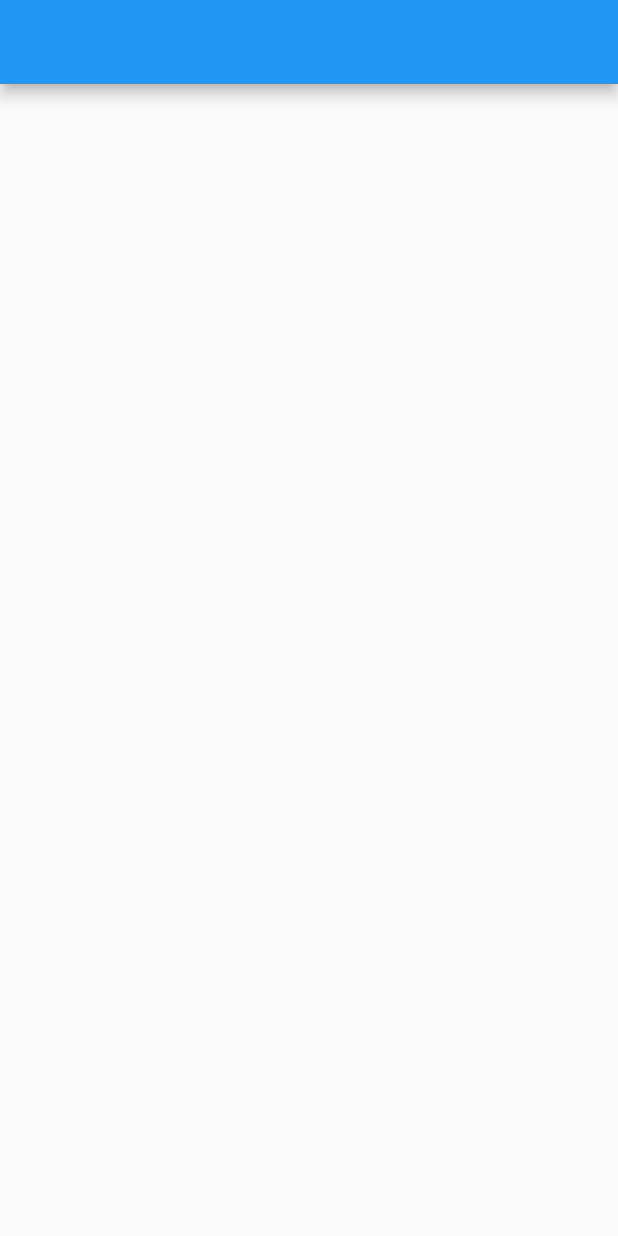
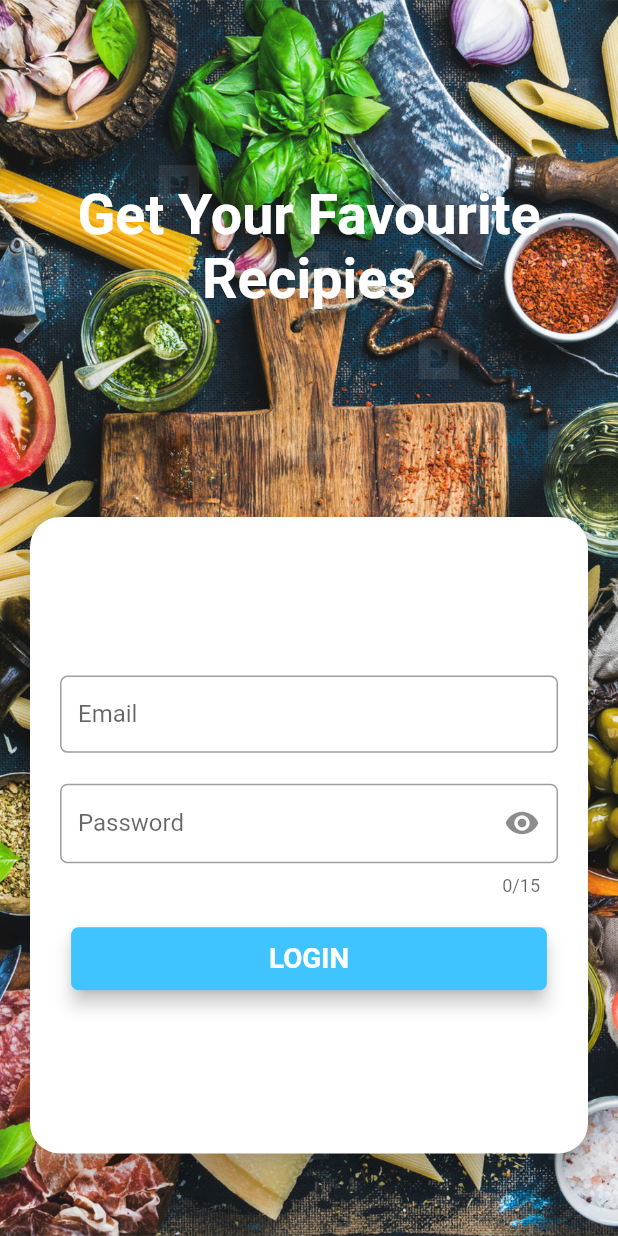
Before and after one commit to imsajib02/CookingRecipe, a Flutter app: the screen it shows after launch, on a phone screen of 412 x 824 dp. Run offline on Flutter 3.47's test engine with Material 2 defaults, Android fonts, the phone set to English and light mode, and no system bars.

Commit message:
Login View Done

```diff
--- a/lib/main.dart
+++ b/lib/main.dart
@@ -1,5 +1,7 @@
 import 'package:cooking_recipe/resources/strings.dart';
 import 'package:cooking_recipe/utils/size_config.dart';
+import 'package:cooking_recipe/utils/bounce_animation.dart';
+import 'package:cooking_recipe/resources/images.dart';
 import 'package:flutter/material.dart';
 
 void main() => runApp(MyApp());
@@ -37,12 +39,133 @@ class MyHomePage extends StatefulWidget {
 
 class _MyHomePageState extends State<MyHomePage> {
 
+  bool passwordVisible = true;
+  IconData icon = Icons.visibility;
+
   @override
   Widget build(BuildContext context) {
 
     return Scaffold(
-      appBar: AppBar(),
-      body: Center(),
+      body: Center(
+        child: Container(
+          decoration: BoxDecoration(
+            image: DecorationImage(
+              image: AssetImage(Images.loginBackground),
+              fit: BoxFit.cover,
+            ),
+          ),
+          child: Column(
+            mainAxisAlignment: MainAxisAlignment.center,
+            children: <Widget>[
+
+              Expanded(
+                flex: 2,
+                child: Container(
+                  alignment: Alignment.center,
+                  padding: EdgeInsets.all(15),
+                  child: Text(Strings.welcomeNote,
+                    textAlign: TextAlign.center,
+                    style: TextStyle(
+                      fontSize: 4.5 * SizeConfig.textSizeMultiplier,
+                      fontWeight: FontWeight.bold,
+                      color: Colors.white,
+                    ),
+                  ),
+                ),
+              ),
+
+              Expanded(
+                flex: 3,
+                child: Container(
+                  margin: EdgeInsets.only(left: 5, right: 5, bottom: 40),
+                  padding: EdgeInsets.all(15),
+                  child: Material(
+                    borderRadius: BorderRadius.circular(20),
+                    color: Colors.white,
+                    elevation: 10,
+                    child: Container(
+                      padding: EdgeInsets.all(20),
+                      child: Column(
+                        mainAxisAlignment: MainAxisAlignment.center,
+                        children: <Widget>[
+
+                          Flexible(
+                            child: Container(
+                              height: 6.25 * SizeConfig.heightSizeMultiplier,
+                              child: TextField(
+                                keyboardType: TextInputType.emailAddress,
+                                decoration: InputDecoration(
+                                  labelText: "Email",
+                                  border: OutlineInputBorder(borderRadius: BorderRadius.circular(5)),
+                                ),
+                              ),
+                            ),
+                          ),
+
+                          SizedBox(height: 2.5 * SizeConfig.heightSizeMultiplier,),
+
+                          Flexible(
+                            child: Container(
+                              height: 8.75 * SizeConfig.heightSizeMultiplier,
+                              child: TextField(
+                                obscureText: passwordVisible,
+                                keyboardType: TextInputType.text,
+                                maxLength: 15,
+                                decoration: InputDecoration(
+                                  suffixIcon: GestureDetector(
+                                    child: Icon(icon),
+                                    onTap: () {
+
+                                      setState(() {
+                                        passwordVisible = !passwordVisible;
+                                        passwordVisible ? icon = Icons.visibility : icon = Icons.visibility_off;
+                                      });
+                                    },
+                                  ),
+                                  labelText: "Password",
+                                  border: OutlineInputBorder(borderRadius: BorderRadius.circular(5)),
+                                ),
+                              ),
+                            ),
+                          ),
+
+                          SizedBox(height: 2.5 * SizeConfig.heightSizeMultiplier,),
+
+                          Flexible(
+                            child: BounceAnimation(
+                              childWidget: Container(
+                                width: 77 * SizeConfig.widthSizeMultiplier,
+                                child: RaisedButton(
+                                  padding: EdgeInsets.all(10),
+                                  elevation: 5,
+                                  onPressed: () {
+
+                                    BounceState.scaleAnimationController.forward();
+                                  },
+                                  shape: RoundedRectangleBorder(
+                                    borderRadius: new BorderRadius.circular(5),
+                                  ),
+                                  color: Colors.lightBlueAccent,
+                                  textColor: Colors.white,
+                                  child: Text("LOGIN", style: TextStyle(
+                                      fontWeight: FontWeight.bold,
+                                      fontSize: 2.25 * SizeConfig.textSizeMultiplier,
+                                    ),
+                                  ),
+                                ),
+                              ),
+                            ),
+                          ),
+                        ],
+                      ),
+                    ),
+                  ),
+                ),
+              ),
+            ],
+          ),
+        ),
+      ),
     );
   }
 }
--- /dev/null
+++ b/lib/model/user_model.dart
@@ -0,0 +1,26 @@
+
+class User {
+
+  String _email, _password, _tokenID;
+
+  User(this._email, this._password, this._tokenID);
+
+  get tokenID => _tokenID;
+
+  set tokenID(value) {
+    _tokenID = value;
+  }
+
+  get password => _password;
+
+  set password(value) {
+    _password = value;
+  }
+
+  String get email => _email;
+
+  set email(String value) {
+    _email = value;
+  }
+
+}
--- /dev/null
+++ b/lib/resources/images.dart
@@ -0,0 +1,7 @@
+
+class Images{
+
+  Images._();
+
+  static final String loginBackground = "assets/images/login_background.jpg";
+}
--- a/lib/resources/strings.dart
+++ b/lib/resources/strings.dart
@@ -4,4 +4,5 @@ class Strings{
   Strings._();
 
   static final String appName = "Cooking Recipe";
+  static final String welcomeNote = "Get Your Favourite Recipies";
 }
--- /dev/null
+++ b/lib/utils/bounce_animation.dart
@@ -0,0 +1,63 @@
+import 'package:flutter/material.dart';
+
+class BounceAnimation extends StatefulWidget {
+
+  final Widget childWidget;
+
+  const BounceAnimation({
+
+    @required this.childWidget,
+  });
+
+  BounceState createState() => BounceState();
+}
+
+class BounceState extends State<BounceAnimation> with SingleTickerProviderStateMixin {
+
+  Widget get childWidget => widget.childWidget;
+
+  static AnimationController scaleAnimationController;
+
+  Animation<double> _scaleAnimation;
+
+  double scale = 1.0;
+  bool animationComplete = false;
+  bool animationStart = false;
+
+  @override
+  void initState() {
+    super.initState();
+
+    scaleAnimationController = AnimationController(
+      vsync: this,
+      duration: Duration(milliseconds: 130),
+    );
+
+    _scaleAnimation = Tween<double>(
+      begin: 1.0,
+      end: 0.8, //tap down ratio
+    ).animate(scaleAnimationController)
+      ..addStatusListener((status) {
+        if (status == AnimationStatus.completed) {
+          scaleAnimationController.reverse();
+        }
+      });
+  }
+
+
+  @override
+  Widget build(BuildContext context) {
+
+    return AnimatedBuilder(
+
+      animation: scaleAnimationController,
+      builder: (context, child) => Transform.scale(
+        scale: _scaleAnimation.value,
+
+        child: childWidget,
+      ),
+    );
+  }
+
+
+}
--- a/pubspec.yaml
+++ b/pubspec.yaml
@@ -41,9 +41,8 @@ flutter:
   uses-material-design: true
 
   # To add assets to your application, add an assets section, like this:
-  # assets:
-  #  - images/a_dot_burr.jpeg
-  #  - images/a_dot_ham.jpeg
+  assets:
+    - assets/images/
 
   # An image asset can refer to one or more resolution-specific "variants", see
   # https://flutter.dev/assets-and-images/#resolution-aware.
```
Also changed, not shown: assets/images/login_background.jpg (added), 2 other files.
